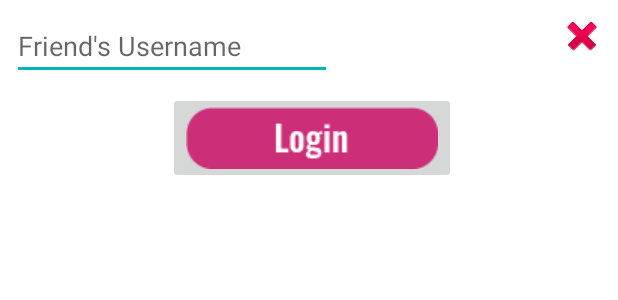
After one commit to IvanKaraslavov/Coinz, an Android app: the layout activity_send_coins.xml on its own in the app's theme, with its tools: preview values and no code run, on a phone screen of 412 x 824 dp. The commit adds this screen. Shown: the top 300 px of the screen. Run offline under Robolectric (Android 15) with nearby library versions, the phone set to English and light mode, and no system bars; network calls fail.

Commit message:
Added "Send coins to a friend" Functionality

```diff
--- a/app/src/main/java/com/example/android/coinz/MainActivity.java
+++ b/app/src/main/java/com/example/android/coinz/MainActivity.java
@@ -684,8 +684,6 @@ public class MainActivity extends AppCompatActivity implements
             Intent intent = new Intent(this,BoostersActivity.class);
             startActivity(intent);
         } else if (id == R.id.nav_share) {
-            Intent intent = new Intent(this,QuestionsActivity.class);
-            startActivity(intent);
 
         } else if (id == R.id.log_out) {
             FirebaseAuth.getInstance().signOut();
--- /dev/null
+++ b/app/src/main/res/layout/activity_send_coins.xml
@@ -0,0 +1,61 @@
+<?xml version="1.0" encoding="utf-8"?>
+<android.support.constraint.ConstraintLayout xmlns:android="http://schemas.android.com/apk/res/android"
+    android:layout_width="match_parent"
+    android:layout_height="match_parent"
+    android:background="#FFFFFF"
+    xmlns:app="http://schemas.android.com/apk/res-auto"
+    xmlns:tools="http://schemas.android.com/tools">
+
+    <EditText
+        android:id="@+id/friendUsernameField"
+        android:layout_width="wrap_content"
+        android:layout_height="wrap_content"
+        android:layout_marginBottom="8dp"
+        android:layout_marginEnd="8dp"
+        android:layout_marginStart="8dp"
+        android:layout_marginTop="8dp"
+        android:ems="10"
+        android:hint="Friend's Username"
+        android:inputType="textEmailAddress"
+        app:layout_constraintBottom_toBottomOf="parent"
+        app:layout_constraintEnd_toEndOf="parent"
+        app:layout_constraintHorizontal_bias="0.0"
+        app:layout_constraintStart_toStartOf="parent"
+        app:layout_constraintTop_toTopOf="parent"
+        app:layout_constraintVertical_bias="0.0"
+        tools:ignore="HardcodedText" />
+
+    <ImageView
+        android:id="@+id/exit_send_coins_popup"
+        android:layout_width="wrap_content"
+        android:layout_height="wrap_content"
+        android:layout_marginEnd="8dp"
+        android:layout_marginStart="8dp"
+        android:layout_marginTop="8dp"
+        android:contentDescription="cross image"
+        android:src="@android:drawable/ic_delete"
+        app:layout_constraintEnd_toEndOf="parent"
+        app:layout_constraintHorizontal_bias="1.0"
+        app:layout_constraintStart_toStartOf="parent"
+        app:layout_constraintTop_toTopOf="parent"
+        tools:ignore="HardcodedText" />
+
+    <ImageButton
+        android:id="@+id/sendToFriendButton"
+        android:layout_width="wrap_content"
+        android:layout_height="wrap_content"
+        android:layout_marginBottom="8dp"
+        android:layout_marginEnd="8dp"
+        android:layout_marginStart="8dp"
+        android:layout_marginTop="8dp"
+        android:contentDescription="@string/loginbutton"
+        android:visibility="visible"
+        app:layout_constraintBottom_toBottomOf="parent"
+        app:layout_constraintEnd_toEndOf="parent"
+        app:layout_constraintHorizontal_bias="0.51"
+        app:layout_constraintStart_toStartOf="parent"
+        app:layout_constraintTop_toBottomOf="@+id/friendUsernameField"
+        app:layout_constraintVertical_bias="0.0"
+        app:srcCompat="@drawable/loginbutton" />
+
+</android.support.constraint.ConstraintLayout>
```
Also changed, not shown: app/src/main/java/com/example/android/coinz/GridViewFragmentWallet.java (+167 -5 lines), app/src/main/java/com/example/android/coinz/QuestionsActivity.java (+6 -6 lines), app/src/main/res/layout/bottom_container_wallet.xml (+18 -4 lines).
